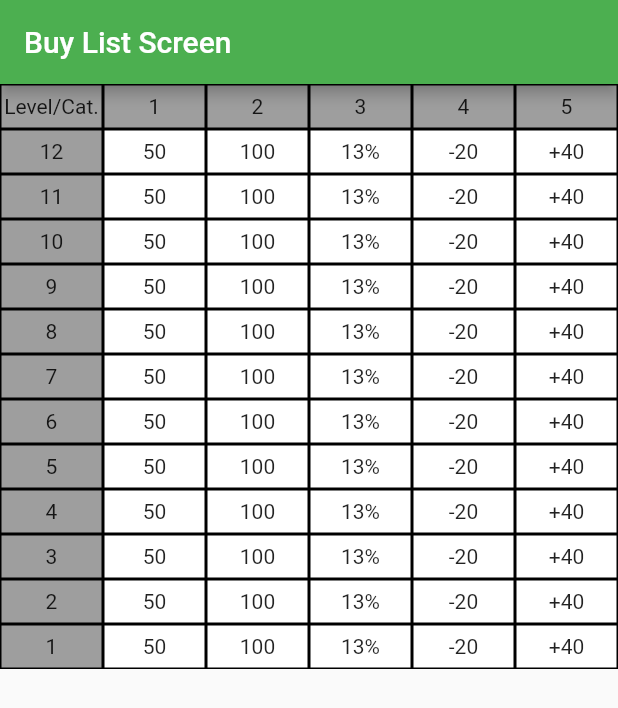
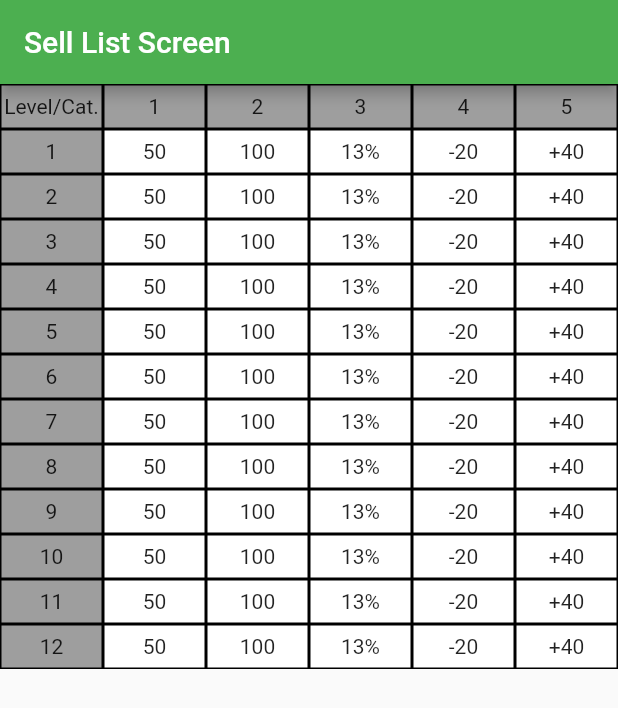
Before and after one commit to Bahaaib/stocks_monitor_app, a Flutter app: the screen it shows after launch, on a phone screen of 412 x 824 dp. Shown: the top 708 px of the screen. Run offline on Flutter 3.47's test engine with Material 2 defaults, Android fonts, the phone set to English and light mode, and no system bars; missing offline and left inert: grouped_buttons.

Commit message:
added sell stocks page basic design

```diff
--- a/lib/main.dart
+++ b/lib/main.dart
@@ -1,5 +1,6 @@
 import 'package:flutter/material.dart';
 import 'package:stock_monitor/buy_stocks_page/buy_stocks_page.dart';
+import 'package:stock_monitor/sell_stocks_page/sell_stocks_page.dart';
 import 'package:stock_monitor/stock_add_page/stock_add_page.dart';
 import 'package:stock_monitor/stocks_page/stocks_page.dart';
 
@@ -14,7 +15,7 @@ class MyApp extends StatelessWidget {
         primarySwatch: Colors.green,
       ),
       routes: {
-        '/': (context) => BuyStocksPage(),
+        '/': (context) => SellStocksPage(),
       },
     );
   }
--- a/lib/sell_stocks_page/sell_stocks_page.dart
+++ b/lib/sell_stocks_page/sell_stocks_page.dart
@@ -1,8 +1,164 @@
-import 'package:flutter/cupertino.dart';
-
+import 'package:flutter/material.dart';
 class SellStocksPage extends StatelessWidget{
+  final List<int> _levelsList = [
+    1,
+    2,
+    3,
+    4,
+    5,
+    6,
+    7,
+    8,
+    9,
+    10,
+    11,
+    12,
+  ];
   @override
   Widget build(BuildContext context) {
-    return null;
+
+    return Scaffold(
+      appBar: AppBar(
+        title: Text('Sell List Screen'),
+      ),
+      body: SingleChildScrollView(
+        child: Column(
+          children: <Widget>[
+            Table(
+              children: [
+                TableRow(
+                  children: [
+                    Container(
+                      height: 30.0,
+                      child: Center(
+                        child: FittedBox(
+                          child: Text('Level/Cat.'),
+                        ),
+                      ),
+                      decoration: BoxDecoration(
+                          border: Border.all(color: Colors.black),
+                          color: Colors.grey),
+                    ),
+                    Container(
+                      height: 30.0,
+                      child: Center(
+                        child: Text('1'),
+                      ),
+                      decoration: BoxDecoration(
+                          border: Border.all(color: Colors.black),
+                          color: Colors.grey),
+                    ),
+                    Container(
+                      height: 30.0,
+                      child: Center(
+                        child: Text('2'),
+                      ),
+                      decoration: BoxDecoration(
+                          border: Border.all(color: Colors.black),
+                          color: Colors.grey),
+                    ),
+                    Container(
+                      padding: EdgeInsets.only(left: 2.0, right: 2.0),
+                      height: 30.0,
+                      child: Center(
+                        child: FittedBox(child: Text('3')),
+                      ),
+                      decoration: BoxDecoration(
+                          border: Border.all(color: Colors.black),
+                          color: Colors.grey),
+                    ),
+                    Container(
+                      padding: EdgeInsets.only(left: 2.0, right: 2.0),
+                      height: 30.0,
+                      child: Center(
+                        child: FittedBox(child: Text('4')),
+                      ),
+                      decoration: BoxDecoration(
+                          border: Border.all(color: Colors.black),
+                          color: Colors.grey),
+                    ),
+                    Container(
+                      padding: EdgeInsets.only(left: 2.0, right: 2.0),
+                      height: 30.0,
+                      child: Center(
+                        child: FittedBox(child: Text('5')),
+                      ),
+                      decoration: BoxDecoration(
+                          border: Border.all(color: Colors.black),
+                          color: Colors.grey),
+                    ),
+                  ],
+                ),
+              ],
+            ),
+            Table(
+              children: _levelsList.map((level) {
+                return TableRow(
+                  children: [
+                    Container(
+                      height: 30.0,
+                      child: Center(
+                        child: Text(level.toString()),
+                      ),
+                      decoration: BoxDecoration(
+                          border: Border.all(color: Colors.black),
+                          color: Colors.grey),
+                    ),
+                    Container(
+                      height: 30.0,
+                      child: Center(
+                        child: Text('50'),
+                      ),
+                      decoration: BoxDecoration(
+                          border: Border.all(color: Colors.black),
+                          color: Colors.white),
+                    ),
+                    Container(
+                      height: 30.0,
+                      child: Center(
+                        child: Text('100'),
+                      ),
+                      decoration: BoxDecoration(
+                          border: Border.all(color: Colors.black),
+                          color: Colors.white),
+                    ),
+                    Container(
+                      padding: EdgeInsets.only(left: 2.0, right: 2.0),
+                      height: 30.0,
+                      child: Center(
+                        child: FittedBox(child: Text('13%')),
+                      ),
+                      decoration: BoxDecoration(
+                          border: Border.all(color: Colors.black),
+                          color: Colors.white),
+                    ),
+                    Container(
+                      padding: EdgeInsets.only(left: 2.0, right: 2.0),
+                      height: 30.0,
+                      child: Center(
+                        child: FittedBox(child: Text('-20')),
+                      ),
+                      decoration: BoxDecoration(
+                          border: Border.all(color: Colors.black),
+                          color: Colors.white),
+                    ),
+                    Container(
+                      padding: EdgeInsets.only(left: 2.0, right: 2.0),
+                      height: 30.0,
+                      child: Center(
+                        child: FittedBox(child: Text('+40')),
+                      ),
+                      decoration: BoxDecoration(
+                          border: Border.all(color: Colors.black),
+                          color: Colors.white),
+                    ),
+                  ],
+                );
+              }).toList(),
+            )
+          ],
+        ),
+      ),
+    );
   }
 }
```
